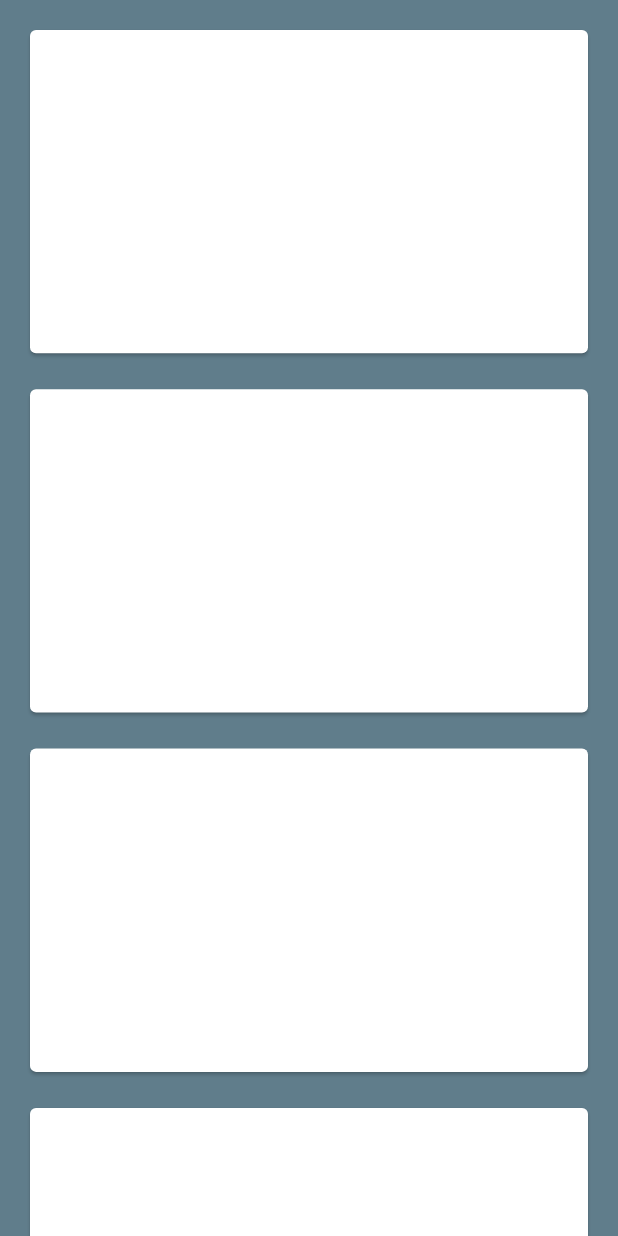
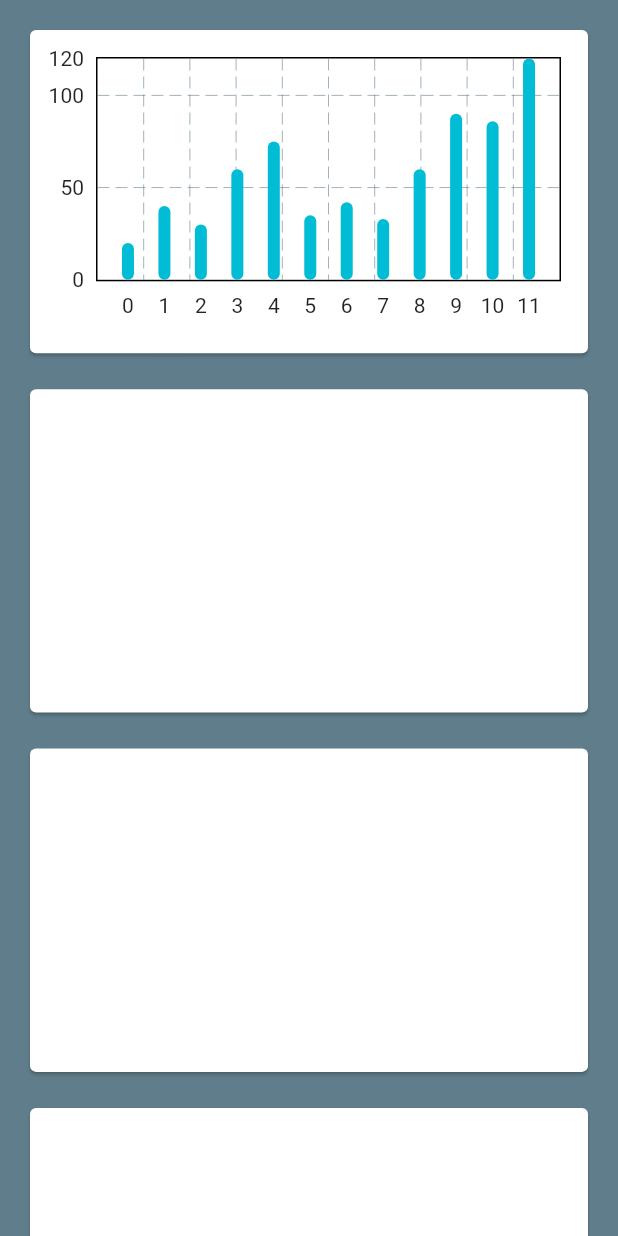
Before and after one commit to gulsenkeskin/dashboard_with_flchart, a Flutter app: the screen it shows after launch, on a phone screen of 412 x 824 dp. Run offline on Flutter 3.47's test engine with Material 2 defaults, Android fonts, the phone set to English and light mode, and no system bars; drawn by our look-alikes of fl_chart.

Commit message:
Update main.dart

```diff
--- a/lib/main.dart
+++ b/lib/main.dart
@@ -1,3 +1,4 @@
+import 'package:fl_chart/fl_chart.dart';
 import 'package:flutter/material.dart';
 
 void main() {
@@ -33,7 +34,9 @@ class HomePage extends StatelessWidget {
           crossAxisSpacing: 16,
           mainAxisSpacing: 16,
           children: const [
-            Card(),
+            Card(
+              child: Chart1(),
+            ),
             Card(),
             Card(),
             Card(),
@@ -43,3 +46,36 @@ class HomePage extends StatelessWidget {
     );
   }
 }
+
+class Chart1 extends StatelessWidget {
+  const Chart1({Key? key}) : super(key: key);
+
+  @override
+  Widget build(BuildContext context) {
+    return Padding(
+      padding: const EdgeInsets.only(right: 18, top: 18, bottom: 18),
+      child: BarChart(
+        BarChartData(
+            barGroups: [
+              BarChartGroupData(x: 0, barRods: [BarChartRodData(toY: 20)]),
+              BarChartGroupData(x: 1, barRods: [BarChartRodData(toY: 40)]),
+              BarChartGroupData(x: 2, barRods: [BarChartRodData(toY: 30)]),
+              BarChartGroupData(x: 3, barRods: [BarChartRodData(toY: 60)]),
+              BarChartGroupData(x: 4, barRods: [BarChartRodData(toY: 75)]),
+              BarChartGroupData(x: 5, barRods: [BarChartRodData(toY: 35)]),
+              BarChartGroupData(x: 6, barRods: [BarChartRodData(toY: 42)]),
+              BarChartGroupData(x: 7, barRods: [BarChartRodData(toY: 33)]),
+              BarChartGroupData(x: 8, barRods: [BarChartRodData(toY: 60)]),
+              BarChartGroupData(x: 9, barRods: [BarChartRodData(toY: 90)]),
+              BarChartGroupData(x: 10, barRods: [BarChartRodData(toY: 86)]),
+              BarChartGroupData(x: 11, barRods: [BarChartRodData(toY: 120)]),
+            ],
+            titlesData: FlTitlesData(
+              rightTitles:
+                  AxisTitles(sideTitles: SideTitles(showTitles: false)),
+              topTitles: AxisTitles(sideTitles: SideTitles(showTitles: false)),
+            )),
+      ),
+    );
+  }
+}
```
